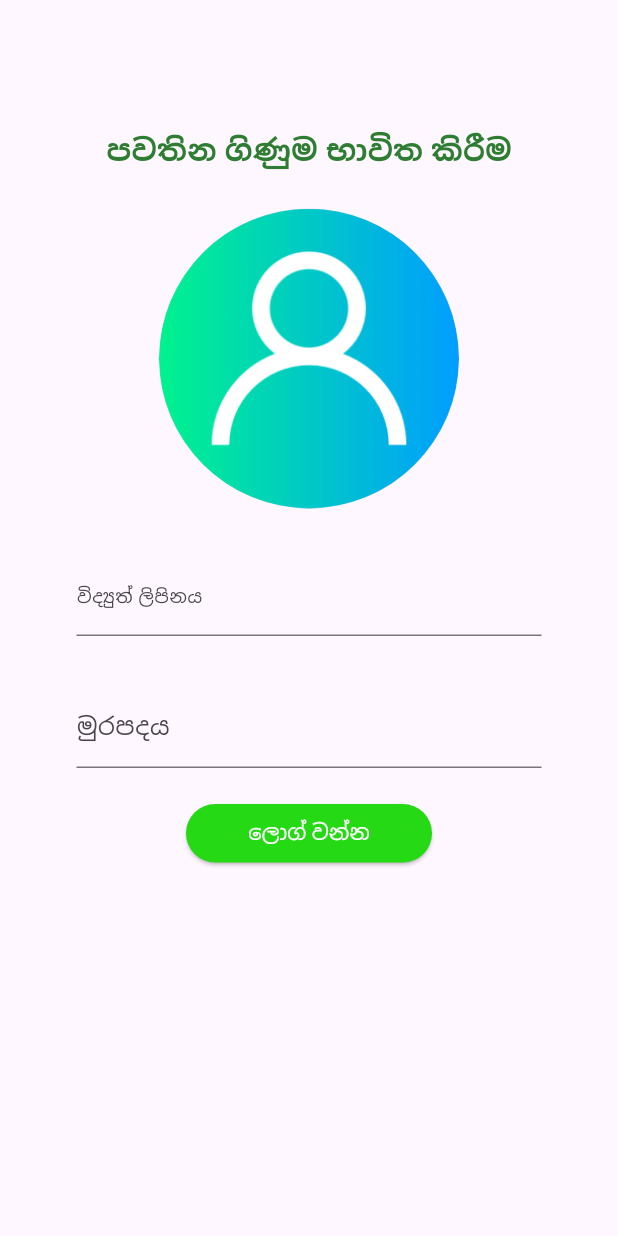
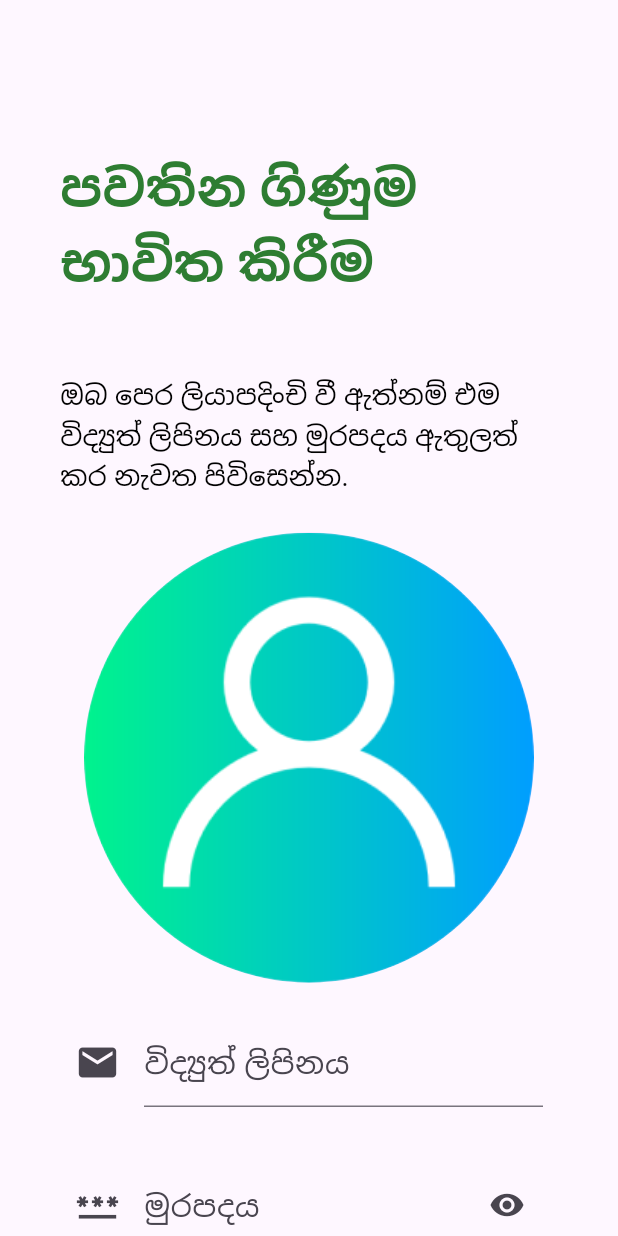
Before and after one commit to thommadurasahan/AgriGo-v1-Repo, a Flutter app: the LogInSin screen opened directly, on a phone screen of 412 x 824 dp. Run offline on Flutter 3.47's test engine with Material 3 defaults, Android fonts, the phone set to English and light mode, and no system bars; our stand-ins replace carousel_slider, firebase_auth, firebase_core; accounts and stored records are empty.

Commit message:
Update login_sin.dart

```diff
--- a/flutter_agrigo/lib/login_sin.dart
+++ b/flutter_agrigo/lib/login_sin.dart
@@ -1,4 +1,5 @@
 import 'package:flutter/material.dart';
+import 'package:flutter_agrigo/get_started_sin.dart';
 
 class LogInSin extends StatefulWidget {
   const LogInSin({super.key});
@@ -8,12 +9,26 @@ class LogInSin extends StatefulWidget {
 }
 
 class _LogInSinState extends State<LogInSin> {
+  //Field controllers for user input
+  final TextEditingController _emailController = TextEditingController();
+  final TextEditingController _passwordController = TextEditingController();
+
+  bool _obscureText = true;
+
+  @override
+  void dispose() {
+    _emailController.dispose();
+    _passwordController.dispose();
+    super.dispose();
+  }
+
   @override
   Widget build(BuildContext context) {
     return Scaffold(
-      // Wrap Column with SingleChildScrollView
       body: SingleChildScrollView(
-        padding: const EdgeInsets.symmetric(horizontal: 35, vertical: 85),
+        // Column
+        child: Padding(
+          padding: const EdgeInsets.symmetric(horizontal: 40, vertical: 100),
           child: Column(
             crossAxisAlignment: CrossAxisAlignment.center,
             children: <Widget>[
@@ -22,49 +37,118 @@ class _LogInSinState extends State<LogInSin> {
                 style: TextStyle(
                   color: Colors.green.shade800,
                   fontWeight: FontWeight.bold,
-                fontSize: 20,
+                  fontSize: 34,
                 ),
               ),
+              const SizedBox(height: 50),
+
+              // Guiding text
+              const Text(
+                'ඔබ පෙර ලියාපදිංචි වී ඇත්නම් එම විද්‍යුත් ලිපිනය සහ මුරපදය ඇතුලත් කර නැවත පිවිසෙන්න.',
+                style: TextStyle(
+                  fontSize: 18.0,
+                  color: Colors.black,
+                ),
+              ),
+
               const SizedBox(height: 24),
+
               const CircleAvatar(
-              radius: 100.0,
+                radius: 150.0,
                 backgroundImage: AssetImage('assets/Userget.png'),
               ),
-            const SizedBox(height: 16.0),
-            const Padding(
-              padding: EdgeInsets.all(16.0),
+
+              const SizedBox(height: 24.0),
+
+              // Enter Email
+              Padding(
+                padding: const EdgeInsets.fromLTRB(10, 0, 10, 0),
                 child: TextField(
-                decoration: InputDecoration(
+                  controller: _emailController,
+                  enableSuggestions: false,
+                  autocorrect: false,
+                  // Set the email keyboard to show the @ sign
+                  keyboardType: TextInputType.emailAddress,
+                  decoration: const InputDecoration(
                     labelText: 'විද්‍යුත් ලිපිනය',
-                  labelStyle: TextStyle(fontSize: 12),
+                    labelStyle: TextStyle(fontSize: 20),
+                    icon: Icon(Icons.email, size: 30),
                   ),
                 ),
               ),
-            const Padding(
-              padding: EdgeInsets.all(16.0),
+
+              const SizedBox(height: 36),
+
+              // Enter Password
+              Padding(
+                padding: const EdgeInsets.fromLTRB(10, 0, 10, 0),
                 child: TextField(
-                obscureText: true,
+                  controller: _passwordController,
                   decoration: InputDecoration(
                     labelText: 'මුරපදය',
+                    labelStyle: const TextStyle(fontSize: 20),
+                    icon: const Icon(Icons.password, size: 30),
+                    suffixIcon: IconButton(
+                      icon: Icon(
+                        // Choose the icon based on password visibility
+                        _obscureText ? Icons.visibility : Icons.visibility_off,
+                      ),
+                      onPressed: () {
+                        // Toggle the state of password visibility
+                        setState(() {
+                          _obscureText = !_obscureText;
+                        });
+                      },
                     ),
                   ),
+                  obscureText: _obscureText,
+                  enableSuggestions: false,
+                  autocorrect: false,
                 ),
-            Container(
-              width: 180,
-              height: 55,
-              padding: const EdgeInsets.all(8.0),
-              child: ElevatedButton(
+              ),
+
+              const SizedBox(height: 50),
+
+              // LOG IN Button
+              ElevatedButton(
                 onPressed: () {},
                 style: ElevatedButton.styleFrom(
+                  minimumSize: const Size(400, 60),
+                  shape: RoundedRectangleBorder(
+                    borderRadius: BorderRadius.circular(10.0),
+                  ),
                   backgroundColor: const Color(0xFF25DA15),
                 ),
                 child: const Text(
                   'ලොග් වන්න',
-                  style: TextStyle(color: Colors.white),
+                  style: TextStyle(
+                      fontSize: 24,
+                      fontWeight: FontWeight.bold,
+                      color: Colors.white),
                 ),
               ),
+              const SizedBox(height: 16),
+
+              ElevatedButton(
+                  onPressed: () {
+                    Navigator.push(
+                        context,
+                        MaterialPageRoute(
+                            builder: (context) => const GetStartSin()));
+                  },
+                  style: ElevatedButton.styleFrom(
+                    minimumSize: const Size(400, 60),
+                    shape: RoundedRectangleBorder(
+                      borderRadius: BorderRadius.circular(10.0),
                     ),
+                    backgroundColor: const Color.fromARGB(255, 238, 232, 232),
+                  ),
+                  child: const Text(
+                    'ලොග් වීමට අවශ්‍ය නැති ද?',
+                    style: TextStyle(fontSize: 20, fontWeight: FontWeight.bold),
+                  )),
             ],
+          ),
         ),
       ),
     );
--- a/flutter_agrigo/lib/main.dart
+++ b/flutter_agrigo/lib/main.dart
@@ -1,6 +1,6 @@
 import 'package:flutter/material.dart';
+import 'package:flutter_agrigo/login_sin.dart';
 import 'package:flutter_agrigo/signup_eng.dart';
-import 'package:flutter_agrigo/signup_sin.dart';
 
 void main() {
   runApp(const MyApp());
@@ -12,7 +12,7 @@ class MyApp extends StatelessWidget {
   @override
   Widget build(BuildContext context) {
     return const MaterialApp(
-      home: SignUpEng(),
+      home: LogInSin(),
     );
   }
 }
```
Lines whose indentation alone changed are shown as unchanged.
